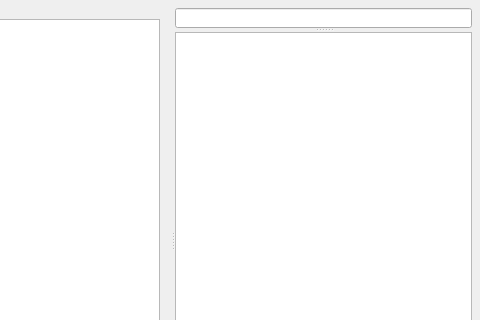
Above: deltanote.ui from delta-nry/Deltanote before the change; both pictures show x 160 to 640 and y 0 to 320 of the 640 by 480 pixel window. Below: the same form after it.
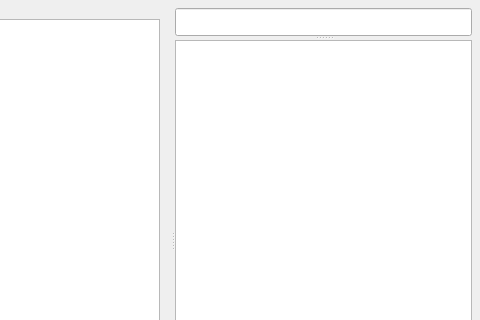
That is the form after the change.

Commit message: Change note title bar UI

What changed in the file:
```diff
--- a/deltanote.ui
+++ b/deltanote.ui
@@ -158,9 +158,16 @@
         <property name="maximumSize">
          <size>
           <width>16777215</width>
-          <height>20</height>
+          <height>28</height>
          </size>
         </property>
+        <property name="font">
+         <font>
+          <pointsize>14</pointsize>
+          <weight>75</weight>
+          <bold>true</bold>
+         </font>
+        </property>
         <property name="placeholderText">
          <string/>
         </property>
```
Left out of the diff: 2 changed lines with no effect on the pictures.
